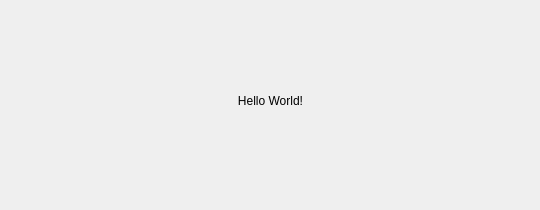
ColinSmith14/agv_gui, file amr_v4_qt/src/hello_world_screen.ui: the form before one commit.
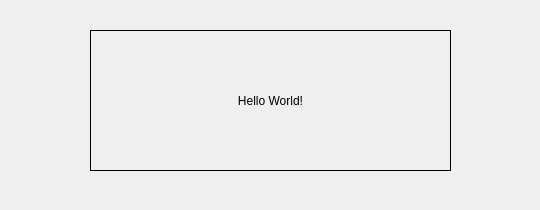
The form after the commit.

The edit to the form file:
```diff
--- a/amr_v4_qt/src/hello_world_screen.ui
+++ b/amr_v4_qt/src/hello_world_screen.ui
@@ -41,7 +41,7 @@
        <enum>Qt::LeftToRight</enum>
       </property>
       <property name="frameShape">
-       <enum>QFrame::NoFrame</enum>
+       <enum>QFrame::Box</enum>
       </property>
       <property name="text">
        <string>Hello World!</string>
```
